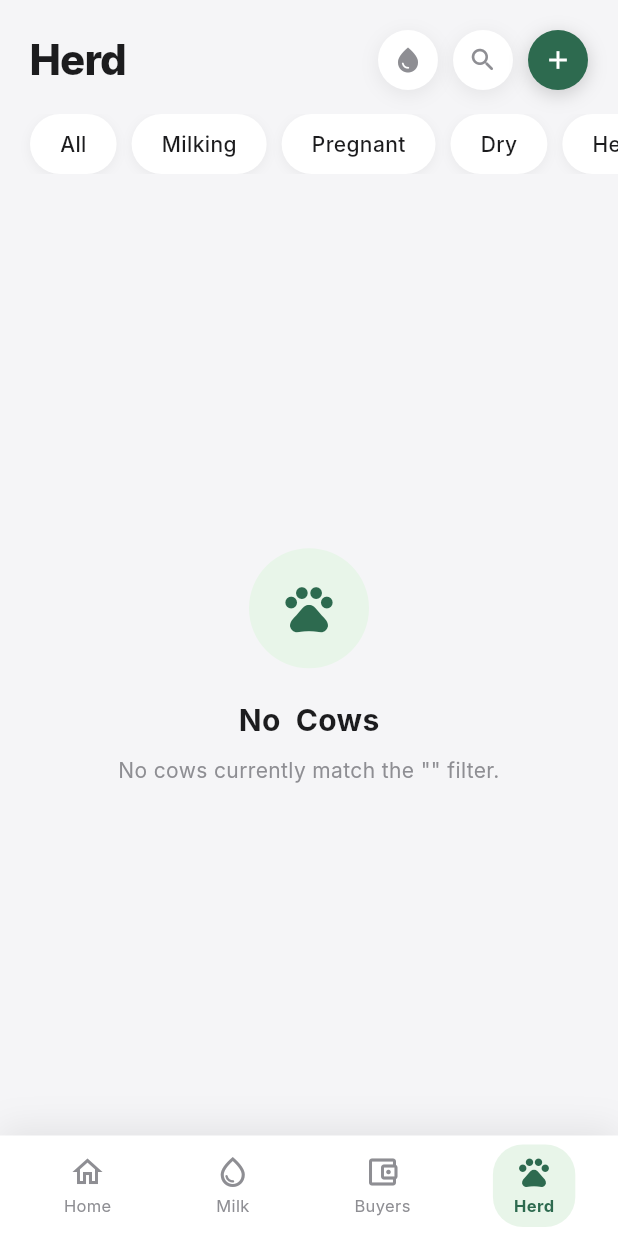
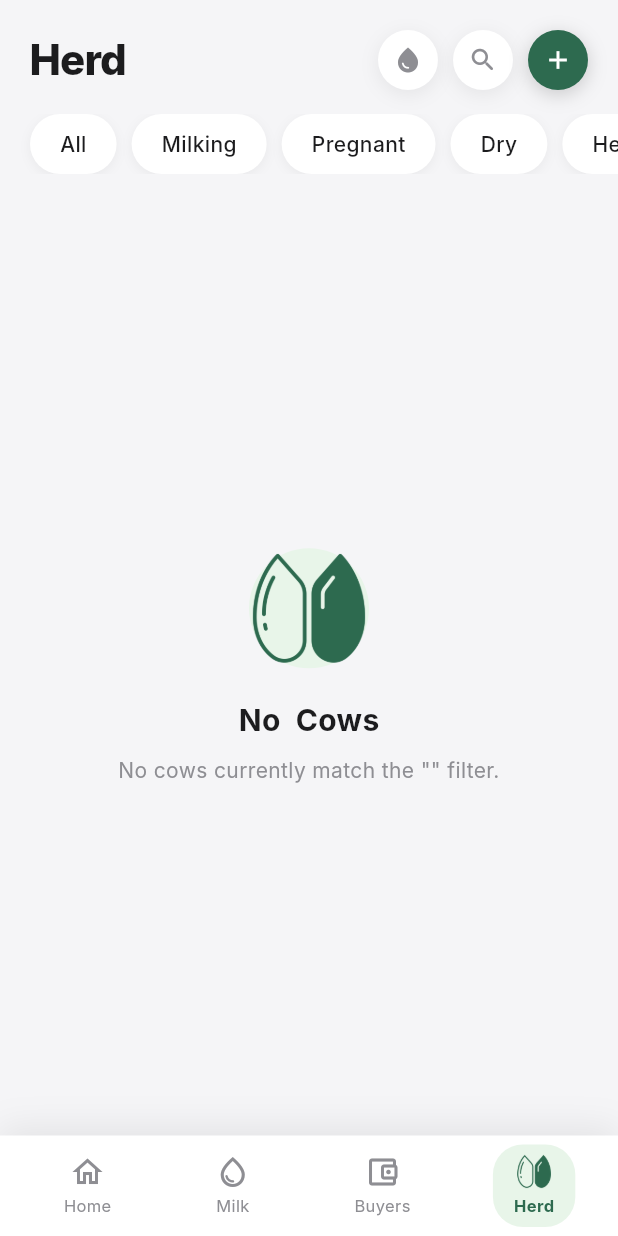
Before and after one commit to zainulabidin-codes/FARM-FLOW, a Flutter app: the CowsScreen screen opened directly with empty values, on a phone screen of 412 x 824 dp. Run offline on Flutter 3.47's test engine with Material 3 defaults, Android fonts, the phone set to English and light mode, and no system bars; our stand-ins replace flutter_native_contact_picker, google_fonts, sqflite, sqflite_common_ffi, sqflite_common_ffi_web; missing offline and left inert: a package; accounts and stored records are empty; Roboto replaces fonts that are missing (Inter).

Commit message:
cow hoof icon correction through out the app.

```diff
--- /dev/null
+++ b/lib/core/theme/app_icons.dart
@@ -0,0 +1,11 @@
+import 'package:flutter/material.dart';
+
+class AppIcons {
+  static Widget cowHoof({double? size, Color? color}) {
+    return ImageIcon(
+      const AssetImage('assets/images/hoof-print.png'),
+      size: size ?? 24,
+      color: color,
+    );
+  }
+}
--- a/lib/features/cows/presentation/pages/cow_milk_screen.dart
+++ b/lib/features/cows/presentation/pages/cow_milk_screen.dart
@@ -1,4 +1,5 @@
 import 'package:flutter/material.dart';
+import 'package:dairy_farm_app/core/theme/app_icons.dart';
 import 'package:flutter/services.dart';
 import 'package:provider/provider.dart';
 
@@ -193,7 +194,7 @@ class _CowMilkScreenState extends State<CowMilkScreen> {
           CircleAvatar(
             radius: 24,
             backgroundColor: AppColors.sageTint,
-            child: const Icon(Icons.pets, color: AppColors.deepGreen),
+            child: AppIcons.cowHoof(color: AppColors.deepGreen),
           ),
           const SizedBox(width: 16),
           Flexible(
--- a/lib/features/cows/presentation/pages/cows_screen.dart
+++ b/lib/features/cows/presentation/pages/cows_screen.dart
@@ -1,4 +1,5 @@
 import 'package:flutter/material.dart';
+import 'package:dairy_farm_app/core/theme/app_icons.dart';
 import 'package:flutter/services.dart';
 
 import '../../../../core/theme/app_theme.dart';
@@ -265,7 +266,7 @@ class _CowsScreenState extends State<CowsScreen> {
 // _IconCircleButton — small grey or green circle icon button
 // ---------------------------------------------------------------------------
 class _IconCircleButton extends StatelessWidget {
-  final IconData icon;
+  final dynamic icon;
   final VoidCallback onTap;
   final bool filled;
 
@@ -1291,11 +1292,7 @@ class _EmptyState extends StatelessWidget {
                 color: AppColors.sageTint,
                 shape: BoxShape.circle,
               ),
-              child: const Icon(
-                Icons.pets_rounded,
-                color: AppColors.deepGreen,
-                size: 38,
-              ),
+              child: AppIcons.cowHoof(color: AppColors.deepGreen, size: 38),
             ),
             const SizedBox(height: 20),
             Text(
@@ -1399,8 +1396,8 @@ class _CowsNavBar extends StatelessWidget {
                 onTap: () => onTap(2),
               ),
               _NavItem(
-                icon: Icons.pets_outlined,
-                activeIcon: Icons.pets_rounded,
+                icon: AppIcons.cowHoof(),
+                activeIcon: AppIcons.cowHoof(),
                 label: AppStrings.navHerd,
                 isActive: currentIndex == 3,
                 onTap: () => onTap(3),
@@ -1414,8 +1411,8 @@ class _CowsNavBar extends StatelessWidget {
 }
 
 class _NavItem extends StatelessWidget {
-  final IconData icon;
-  final IconData activeIcon;
+  final dynamic icon;
+  final dynamic activeIcon;
   final String label;
   final bool isActive;
   final VoidCallback onTap;
@@ -1444,11 +1441,7 @@ class _NavItem extends StatelessWidget {
         child: Column(
           mainAxisSize: MainAxisSize.min,
           children: [
-            Icon(
-              isActive ? activeIcon : icon,
-              color: isActive ? AppColors.deepGreen : AppColors.textGrey,
-              size: 24,
-            ),
+            isActive ? (activeIcon is IconData ? Icon(activeIcon, color: isActive ? AppColors.deepGreen : AppColors.textGrey, size: 24) : IconTheme(data: IconThemeData(color: isActive ? AppColors.deepGreen : AppColors.textGrey, size: 24), child: activeIcon)) : (icon is IconData ? Icon(icon, color: isActive ? AppColors.deepGreen : AppColors.textGrey, size: 24) : IconTheme(data: IconThemeData(color: isActive ? AppColors.deepGreen : AppColors.textGrey, size: 24), child: icon)),
             const SizedBox(height: 3),
             Text(
               label,
--- a/lib/features/cows/presentation/pages/edit_cow_sheet.dart
+++ b/lib/features/cows/presentation/pages/edit_cow_sheet.dart
@@ -1,4 +1,5 @@
 import 'package:flutter/material.dart';
+import 'package:dairy_farm_app/core/theme/app_icons.dart';
 import 'package:provider/provider.dart';
 
 import '../../../../core/theme/app_theme.dart';
@@ -178,9 +179,9 @@ class _EditCowSheetState extends State<EditCowSheet> {
             // Name field
             TextFormField(
               controller: _nameController,
-              decoration: const InputDecoration(
+              decoration: InputDecoration(
                 labelText: 'Name (optional)',
-                prefixIcon: Icon(Icons.pets_rounded, size: 20),
+                prefixIcon: AppIcons.cowHoof(size: 20),
               ),
               textCapitalization: TextCapitalization.words,
             ),
--- a/lib/features/dashboard/data/models/activity_log_model.dart
+++ b/lib/features/dashboard/data/models/activity_log_model.dart
@@ -1,3 +1,4 @@
+import '../../../../core/theme/app_icons.dart';
 import 'dart:convert';
 import 'package:flutter/material.dart';
 
@@ -63,8 +64,8 @@ class ActivityLogModel {
     return null;
   }
 
-  IconData get icon {
-    if (iconCode == Icons.pets.codePoint) return Icons.pets;
+  dynamic get icon {
+    if (iconCode == Icons.pets.codePoint) return AppIcons.cowHoof();
     if (iconCode == Icons.favorite.codePoint) return Icons.favorite;
     if (iconCode == Icons.update.codePoint) return Icons.update;
     if (iconCode == Icons.child_care.codePoint) return Icons.child_care;
--- a/lib/features/dodi_ledger/presentation/pages/dodi_ledger_screen.dart
+++ b/lib/features/dodi_ledger/presentation/pages/dodi_ledger_screen.dart
@@ -1,4 +1,5 @@
 import 'package:flutter/material.dart';
+import 'package:dairy_farm_app/core/theme/app_icons.dart';
 import 'package:flutter/services.dart';
 import 'package:provider/provider.dart';
 
@@ -150,7 +151,7 @@ class _DodiLedgerScreenState extends State<DodiLedgerScreen> {
 
 class _TabPill extends StatelessWidget {
   final String label;
-  final IconData icon;
+  final dynamic icon;
   final bool isSelected;
   final VoidCallback onTap;
 
@@ -610,8 +611,8 @@ class _LedgerNavBar extends StatelessWidget {
                 onTap: () => onTap(2),
               ),
               _NavItem(
-                icon: Icons.pets_outlined,
-                activeIcon: Icons.pets_rounded,
+                icon: AppIcons.cowHoof(),
+                activeIcon: AppIcons.cowHoof(),
                 label: AppStrings.navHerd,
                 isActive: currentIndex == 3,
                 onTap: () => onTap(3),
@@ -625,8 +626,8 @@ class _LedgerNavBar extends StatelessWidget {
 }
 
 class _NavItem extends StatelessWidget {
-  final IconData icon;
-  final IconData activeIcon;
+  final dynamic icon;
+  final dynamic activeIcon;
   final String label;
   final bool isActive;
   final VoidCallback onTap;
@@ -655,11 +656,7 @@ class _NavItem extends StatelessWidget {
         child: Column(
           mainAxisSize: MainAxisSize.min,
           children: [
-            Icon(
-              isActive ? activeIcon : icon,
-              color: isActive ? AppColors.deepGreen : AppColors.textGrey,
-              size: 24,
-            ),
+            isActive ? (activeIcon is IconData ? Icon(activeIcon, color: isActive ? AppColors.deepGreen : AppColors.textGrey, size: 24) : IconTheme(data: IconThemeData(color: isActive ? AppColors.deepGreen : AppColors.textGrey, size: 24), child: activeIcon)) : (icon is IconData ? Icon(icon, color: isActive ? AppColors.deepGreen : AppColors.textGrey, size: 24) : IconTheme(data: IconThemeData(color: isActive ? AppColors.deepGreen : AppColors.textGrey, size: 24), child: icon)),
             const SizedBox(height: 3),
             Text(
               label,
--- a/pubspec.yaml
+++ b/pubspec.yaml
@@ -74,6 +74,7 @@ flutter:
 
   assets:
     - assets/images/logo.png
+    - assets/images/hoof-print.png
 
   # To add assets to your application, add an assets section, like this:
   # assets:
```
Also changed, not shown: lib/features/dashboard/presentation/pages/dashboard_screen.dart (+10 -17 lines), lib/features/shell/presentation/pages/app_shell.dart (+4 -7 lines), assets/images/hoof-print.png (added).
